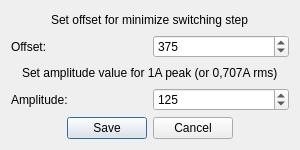
This is SineCS_Control/calibrationdialog.ui in KuprinIV/APS_Sine_CS as Qt 5 draws it before an edit. The edited form follows.
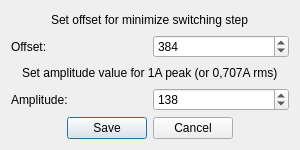
This is the edited form.

Commit message: Change initial values in calibration mode

Diff of the .ui file:
```diff
--- a/SineCS_Control/calibrationdialog.ui
+++ b/SineCS_Control/calibrationdialog.ui
@@ -37,7 +37,7 @@
         <number>250</number>
        </property>
        <property name="value">
-        <number>125</number>
+        <number>138</number>
        </property>
       </widget>
      </item>
@@ -64,7 +64,7 @@
         <number>500</number>
        </property>
        <property name="value">
-        <number>375</number>
+        <number>384</number>
        </property>
       </widget>
      </item>
```
